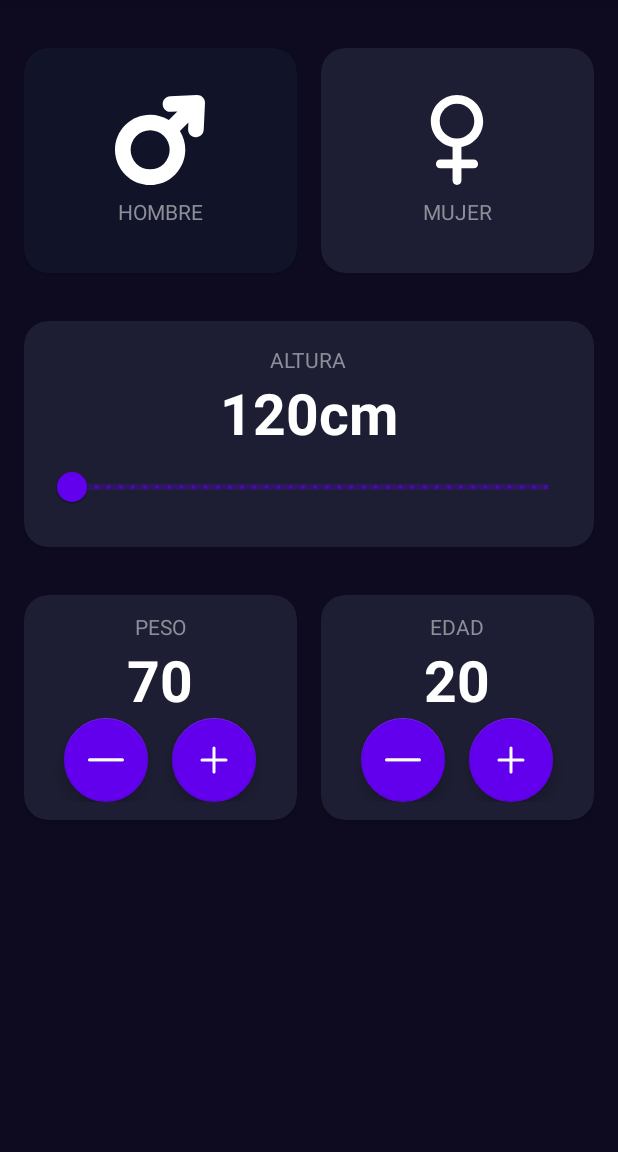
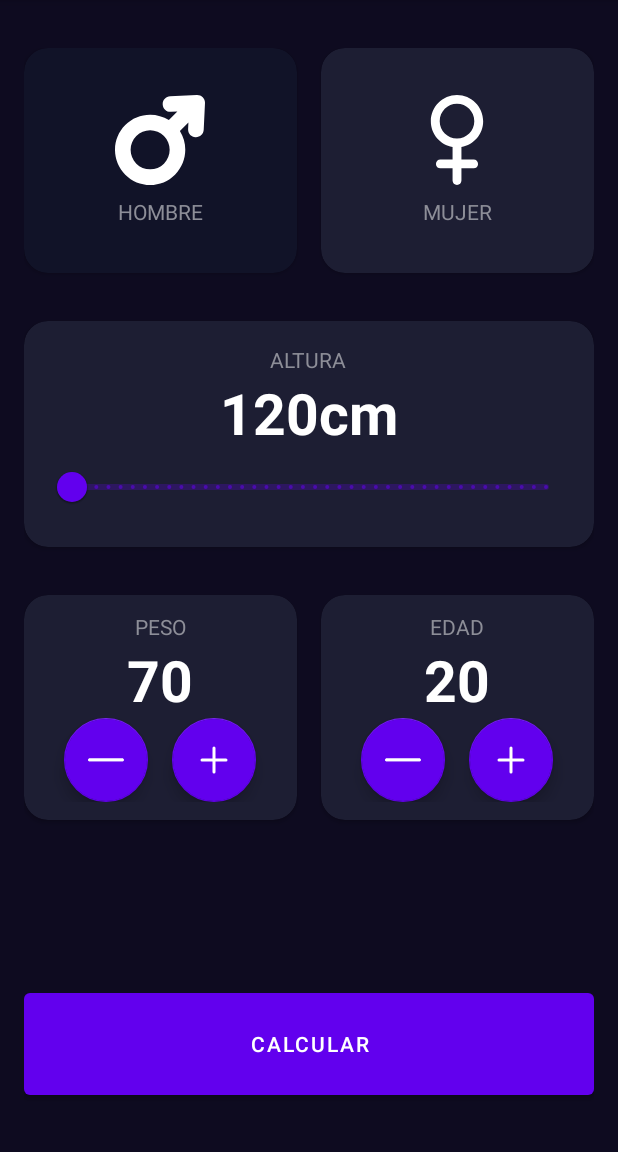
Before and after one commit to ZoiloGranda/curso-kotlin, an Android app: the IMCCalculatorActivity screen opened directly, with no data from a screen before it, on a phone screen of 412 x 824 dp, the part 84-1236 px from its top. Run offline under Robolectric (Android 15) with nearby library versions, the phone set to English and light mode, and no system bars.

Commit message:
calculate imc

```diff
--- a/app/src/main/java/com/example/androidtestapp/imccalculator/IMCCalculatorActivity.kt
+++ b/app/src/main/java/com/example/androidtestapp/imccalculator/IMCCalculatorActivity.kt
@@ -2,6 +2,8 @@ package com.example.androidtestapp.imccalculator
 
 import androidx.appcompat.app.AppCompatActivity
 import android.os.Bundle
+import android.util.Log
+import android.widget.Button
 import android.widget.TextView
 import androidx.cardview.widget.CardView
 import androidx.core.content.ContextCompat
@@ -15,6 +17,7 @@ class IMCCalculatorActivity : AppCompatActivity() {
     private var isFemaleSelected = false
     private var currentWeight: Int = 70
     private var currentAge: Int = 20
+    private var currentHeight: Int = 120
 
     private lateinit var viewMale: CardView
     private lateinit var viewFemale: CardView
@@ -26,6 +29,7 @@ class IMCCalculatorActivity : AppCompatActivity() {
     private lateinit var btnSubtractAge: FloatingActionButton
     private lateinit var btnPlusAge: FloatingActionButton
     private lateinit var tvAge: TextView
+    private lateinit var btnCalculate: Button
     override fun onCreate(savedInstanceState: Bundle?) {
         super.onCreate(savedInstanceState)
         setContentView(R.layout.activity_imccalculator)
@@ -45,6 +49,7 @@ class IMCCalculatorActivity : AppCompatActivity() {
         btnSubtractAge = findViewById(R.id.btnSubtractAge)
         btnPlusAge = findViewById(R.id.btnPlusAge)
         tvAge = findViewById(R.id.tvAge)
+        btnCalculate = findViewById(R.id.btnCalculate)
     }
 
     private fun initListeners() {
@@ -58,8 +63,9 @@ class IMCCalculatorActivity : AppCompatActivity() {
         }
         rsHeight.addOnChangeListener { _, value, _ ->
             val df = DecimalFormat("#.##")
-            val result = df.format(value)
-            tvHeight.text = "$result cm"
+            currentHeight = df.format(value).toInt()
+            tvHeight.text = "$currentHeight cm"
+
         }
         btnPlusWeight.setOnClickListener {
             currentWeight += 1
@@ -77,6 +83,16 @@ class IMCCalculatorActivity : AppCompatActivity() {
             currentAge -= 1
             setAge()
         }
+        btnCalculate.setOnClickListener {
+            calculateIMC()
+        }
+    }
+
+    private fun calculateIMC() {
+        val df = DecimalFormat("#.##")
+        val imc = currentWeight/(currentHeight.toDouble()/100 * currentHeight.toDouble()/100)
+        val result = df.format(imc).toDouble()
+        Log.i("zzz", "el imc es $result")
     }
 
     private fun setWeight() {
--- a/app/src/main/res/layout/activity_imccalculator.xml
+++ b/app/src/main/res/layout/activity_imccalculator.xml
@@ -239,4 +239,13 @@
             </androidx.appcompat.widget.LinearLayoutCompat>
         </androidx.appcompat.widget.LinearLayoutCompat>
     </androidx.cardview.widget.CardView>
+
+    <Button
+        android:id="@+id/btnCalculate"
+        android:layout_width="0dp"
+        android:layout_height="80dp"
+        android:text="@string/calculate"
+        app:layout_constraintBottom_toBottomOf="parent"
+        app:layout_constraintEnd_toEndOf="parent"
+        app:layout_constraintStart_toStartOf="parent"></Button>
 </androidx.constraintlayout.widget.ConstraintLayout>
--- a/app/src/main/res/values/strings.xml
+++ b/app/src/main/res/values/strings.xml
@@ -5,6 +5,7 @@
     <string name="height">Altura</string>
     <string name="weight">Peso</string>
     <string name="age">Edad</string>
+    <string name="calculate">Calcular</string>
 
 
 </resources>
```
